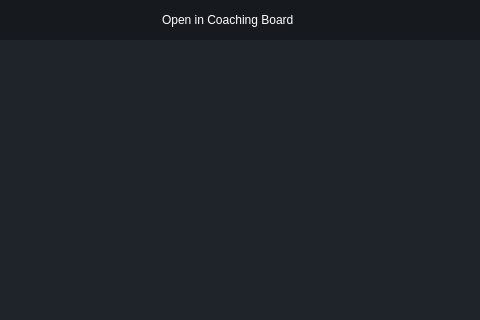
Old version of the form ui/pages/quick_draft.ui in the repository elian-olbz/mlbb-drafting-and-simulation-tools; both pictures show x 402 to 882 and y 0 to 320 of the 882 by 557 pixel window.
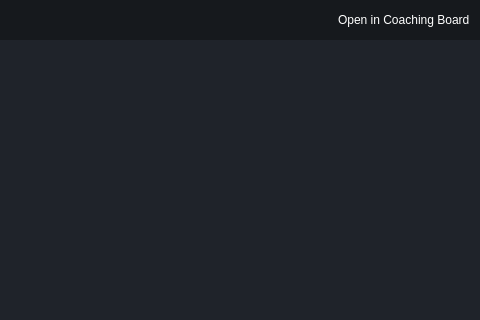
New version of the form. Icons and pictures are not drawn.

```diff
--- a/ui/pages/quick_draft.ui
+++ b/ui/pages/quick_draft.ui
@@ -235,88 +235,6 @@
             </layout>
            </widget>
           </item>
-          <item alignment="Qt::AlignRight">
-           <widget class="QFrame" name="navig_frame_2">
-            <property name="frameShape">
-             <enum>QFrame::StyledPanel</enum>
-            </property>
-            <property name="frameShadow">
-             <enum>QFrame::Raised</enum>
-            </property>
-            <layout class="QHBoxLayout" name="horizontalLayout_19">
-             <property name="spacing">
-              <number>0</number>
-             </property>
-             <property name="leftMargin">
-              <number>0</number>
-             </property>
-             <property name="topMargin">
-              <number>0</number>
-             </property>
-             <property name="rightMargin">
-              <number>0</number>
-             </property>
-             <property name="bottomMargin">
-              <number>0</number>
-             </property>
-             <item>
-              <spacer name="horizontalSpacer_4">
-               <property name="orientation">
-                <enum>Qt::Horizontal</enum>
-               </property>
-               <property name="sizeType">
-                <enum>QSizePolicy::Preferred</enum>
-               </property>
-               <property name="sizeHint" stdset="0">
-                <size>
-                 <width>20</width>
-                 <height>20</height>
-                </size>
-               </property>
-              </spacer>
-             </item>
-             <item alignment="Qt::AlignRight">
-              <widget class="QPushButton" name="ninimize_button_2">
-               <property name="text">
-                <string/>
-               </property>
-               <property name="icon">
-                <iconset resource="../rsc.qrc">
-                 <normaloff>:/icons/icons/minus.svg</normaloff>:/icons/icons/minus.svg</iconset>
-               </property>
-              </widget>
-             </item>
-             <item alignment="Qt::AlignRight">
-              <widget class="QPushButton" name="restore_button_2">
-               <property name="text">
-                <string/>
-               </property>
-               <property name="icon">
-                <iconset resource="../rsc.qrc">
-                 <normaloff>:/icons/icons/square.svg</normaloff>:/icons/icons/square.svg</iconset>
-               </property>
-               <property name="iconSize">
-                <size>
-                 <width>14</width>
-                 <height>14</height>
-                </size>
-               </property>
-              </widget>
-             </item>
-             <item alignment="Qt::AlignRight">
-              <widget class="QPushButton" name="exit_button_2">
-               <property name="text">
-                <string/>
-               </property>
-               <property name="icon">
-                <iconset resource="../rsc.qrc">
-                 <normaloff>:/icons/icons/x.svg</normaloff>:/icons/icons/x.svg</iconset>
-               </property>
-              </widget>
-             </item>
-            </layout>
-           </widget>
-          </item>
          </layout>
         </widget>
        </item>
```
